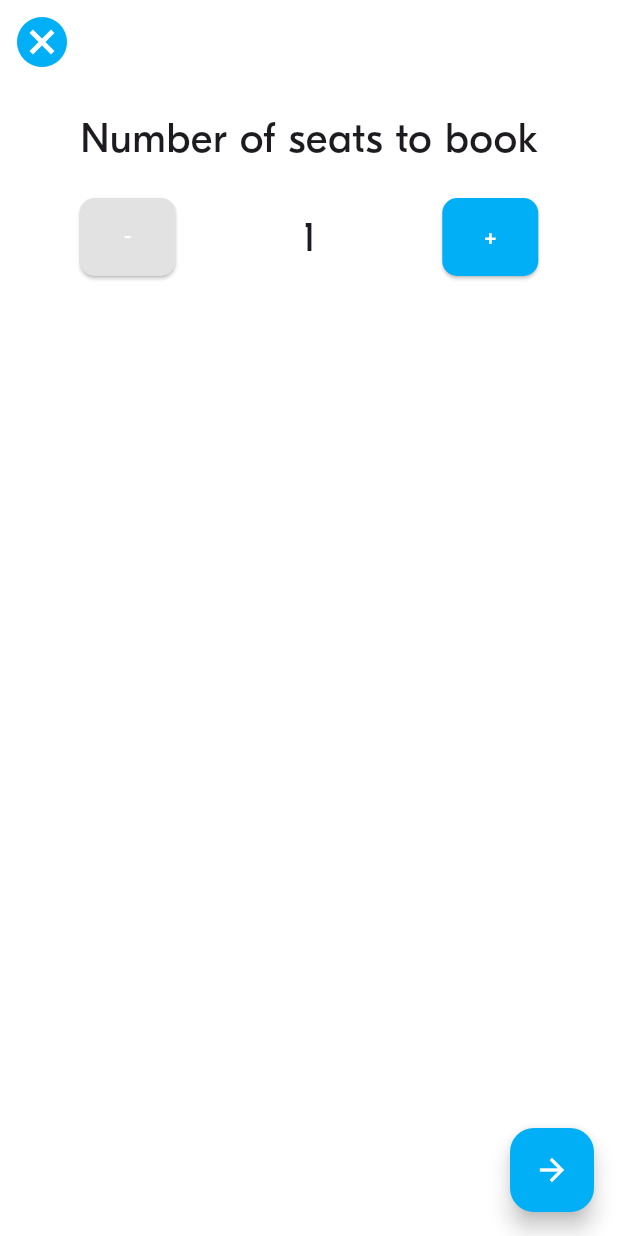
After one commit to Sophavisnuka/Blarblar-Start-Code, a Flutter app: the screen it shows after launch, after a tap on an icon or button, on a phone screen of 412 x 824 dp. The commit adds this screen. Run offline on Flutter 3.47's test engine with Material 3 defaults, Android fonts, the light colour scheme and no system bars; project files that could hold a hidden picture were left out.

Commit message:
BLA-007 – BONUS - Implement the Seat number spinner

```diff
--- a/lib/ui/screens/ride_pref/widgets/ride_prefs_form.dart
+++ b/lib/ui/screens/ride_pref/widgets/ride_prefs_form.dart
@@ -1,4 +1,5 @@
 import 'package:blabla/ui/screens/ride_location_picker.dart';
+import 'package:blabla/ui/screens/seat_picker.dart';
 import 'package:blabla/ui/theme/theme.dart';
 import 'package:blabla/ui/widgets/display/bla_divider.dart';
 import 'package:flutter/material.dart';
@@ -101,6 +102,16 @@ class RidePrefFormState extends State<RidePrefForm> {
       arrival = swap;
     });
   }
+  void selectSeat() async {
+    final seat = await Navigator.of(context).push(
+      MaterialPageRoute(builder: (builder)=>SeatPicker(initialSeatCount: requestedSeats))
+    );
+    if (seat != null) {
+      setState(() {
+        requestedSeats = seat;
+      });
+    }
+  }
   // ----------------------------------
   // Compute the widgets rendering
   // ----------------------------------
@@ -138,7 +149,8 @@ class RidePrefFormState extends State<RidePrefForm> {
               BlaDivider(),
               _onClickButton(
                 icon: Icons.people_alt,
-                text: '1'
+                text: requestedSeats.toString(),
+                onPressed: selectSeat
               )
             ]
           )
--- a/lib/ui/screens/ride_screen.dart
+++ b/lib/ui/screens/ride_screen.dart
@@ -56,7 +56,7 @@ class RideScreen extends StatelessWidget {
                     style: BlaTextStyles.label,
                   ),
                   Text(
-                    'Seat: 1',
+                    'Seat: ${ridePref.requestedSeats}',
                     style: BlaTextStyles.label,
                   ),
                 ],
--- /dev/null
+++ b/lib/ui/screens/seat_picker.dart
@@ -0,0 +1,101 @@
+import 'package:blabla/ui/widgets/actions/bla_button.dart';
+import 'package:flutter/material.dart';
+import 'package:blabla/ui/theme/theme.dart';
+
+class SeatPicker extends StatefulWidget {
+  final int initialSeatCount;
+
+  const SeatPicker({super.key, this.initialSeatCount = 1});
+
+  @override
+  State<SeatPicker> createState() => _SeatPickerState();
+}
+
+class _SeatPickerState extends State<SeatPicker> {
+
+  late int seatCount;
+
+  @override
+  void initState() {
+    super.initState();
+    seatCount = widget.initialSeatCount;
+  }
+
+  void increment() async {
+    setState(() {
+      seatCount++;
+    });
+  }
+
+  void decrement() async {
+    setState(() {
+      if (seatCount > 1) {
+        seatCount--;
+      }
+    });
+  }
+
+  @override
+  Widget build(BuildContext context) {
+    return Scaffold(
+      appBar: AppBar(
+        backgroundColor: Colors.white,
+        leading: IconButton(
+          icon: Icon(
+            Icons.cancel,
+            size: 40,
+            color: BlaColors.primary,
+          ),
+          onPressed: () {
+            Navigator.of(context).pop();
+          },
+        ),
+      ),
+      floatingActionButton: FloatingActionButton(
+        backgroundColor: BlaColors.primary,
+        child: Icon(
+          Icons.arrow_forward,
+          color: Colors.white,
+        ),
+        onPressed: () {
+          Navigator.of(context).pop(seatCount);
+        }
+      ),
+      body: Padding(
+        padding: EdgeInsets.all(BlaSpacings.m),
+        child: Center(
+          child: Column(
+            crossAxisAlignment: CrossAxisAlignment.center,
+            children: [
+              Text(
+                'Number of seats to book',
+                style: BlaTextStyles.heading,
+              ),
+              SizedBox(height: 20,),
+              Row(
+                mainAxisAlignment: MainAxisAlignment.spaceEvenly,
+                children: [
+                  BlaButton(
+                    label: '-',
+                    type: ButtonType.secondary,
+                    onPressed: decrement
+                  ),
+                  SizedBox(width: 10,),
+                  Text(
+                    '$seatCount',
+                    style: BlaTextStyles.heading,
+                  ),
+                  SizedBox(width: 10,),
+                  BlaButton(
+                    label: '+',
+                    onPressed: increment,
+                  ),
+                ],
+              ),
+            ],
+          ),
+        )
+      ),
+    );
+  }
+}
```
